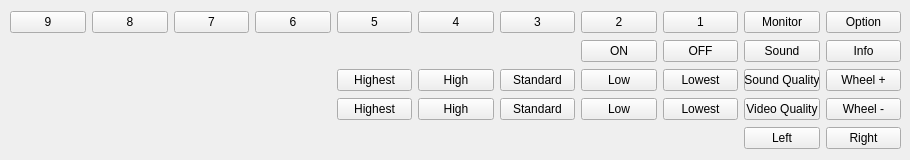
First picture: the form in src/GUI/software_button.ui, repository funfun-dc5/qtbrynhildr, before the edit.
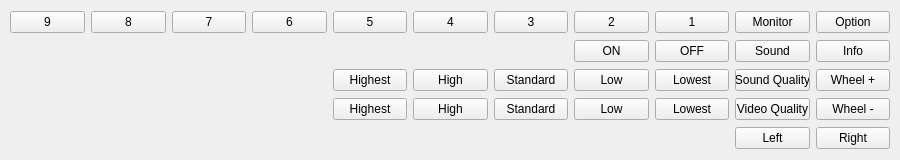
Second picture: the form after the edit.

Commit message: adjusted default dialog window size

```diff
--- a/src/GUI/software_button.ui
+++ b/src/GUI/software_button.ui
@@ -6,7 +6,7 @@
    <rect>
     <x>0</x>
     <y>0</y>
-    <width>910</width>
+    <width>900</width>
     <height>160</height>
    </rect>
   </property>
@@ -18,8 +18,8 @@
     <rect>
      <x>10</x>
      <y>10</y>
-     <width>891</width>
-     <height>141</height>
+     <width>880</width>
+     <height>140</height>
     </rect>
    </property>
    <layout class="QGridLayout" name="gridLayout">
```
The commit also changes 3 other files.
